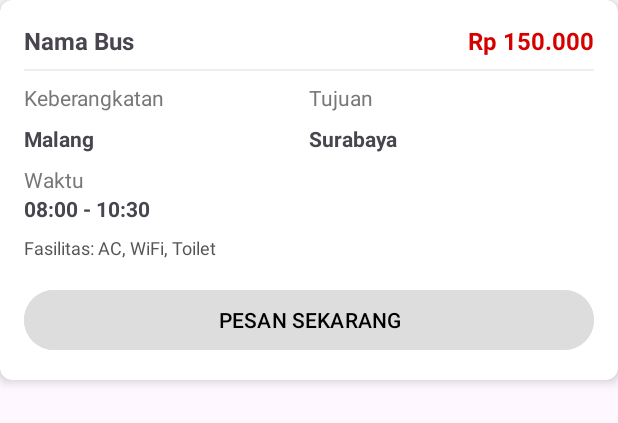
After one commit to AzrielEdbert/TISProject, an Android app: the layout tiket_card_item.xml on its own in the app's theme, with its tools: preview values and no code run, on a phone screen of 412 x 824 dp. The commit adds this screen. Shown: the top 423 px of the screen. Run offline under Robolectric (Android 15) with nearby library versions, the phone set to English and light mode, and no system bars.

Commit message:
aman pak

```diff
--- /dev/null
+++ b/app/src/main/res/layout/tiket_card_item.xml
@@ -0,0 +1,139 @@
+<?xml version="1.0" encoding="utf-8"?>
+<androidx.cardview.widget.CardView xmlns:android="http://schemas.android.com/apk/res/android"
+    xmlns:app="http://schemas.android.com/apk/res-auto"
+    android:layout_width="match_parent"
+    android:layout_height="wrap_content"
+    android:layout_marginBottom="16dp"
+    app:cardElevation="4dp"
+    app:cardCornerRadius="8dp">
+
+    <LinearLayout
+        android:layout_width="match_parent"
+        android:layout_height="wrap_content"
+        android:orientation="vertical"
+        android:padding="16dp">
+
+        <LinearLayout
+            android:layout_width="match_parent"
+            android:layout_height="wrap_content"
+            android:orientation="horizontal"
+            android:layout_marginBottom="8dp">
+
+            <TextView
+                android:id="@+id/tvNamaBus"
+                android:layout_width="0dp"
+                android:layout_height="wrap_content"
+                android:layout_weight="1"
+                android:text="Nama Bus"
+                android:textStyle="bold"
+                android:textSize="16sp"/>
+
+            <TextView
+                android:id="@+id/tvHarga"
+                android:layout_width="wrap_content"
+                android:layout_height="wrap_content"
+                android:text="Rp 150.000"
+                android:textColor="#D50000"
+                android:textStyle="bold"
+                android:textSize="16sp"/>
+        </LinearLayout>
+
+        <View
+            android:layout_width="match_parent"
+            android:layout_height="1dp"
+            android:background="#EEEEEE"
+            android:layout_marginBottom="8dp"/>
+
+        <LinearLayout
+            android:layout_width="match_parent"
+            android:layout_height="wrap_content"
+            android:orientation="horizontal"
+            android:layout_marginBottom="8dp">
+
+            <TextView
+                android:layout_width="0dp"
+                android:layout_height="wrap_content"
+                android:layout_weight="1"
+                android:text="Keberangkatan"
+                android:textColor="#777777"/>
+
+            <TextView
+                android:layout_width="0dp"
+                android:layout_height="wrap_content"
+                android:layout_weight="1"
+                android:text="Tujuan"
+                android:textColor="#777777"/>
+        </LinearLayout>
+
+        <LinearLayout
+            android:layout_width="match_parent"
+            android:layout_height="wrap_content"
+            android:orientation="horizontal"
+            android:layout_marginBottom="8dp">
+
+            <TextView
+                android:id="@+id/tvKeberangkatan"
+                android:layout_width="0dp"
+                android:layout_height="wrap_content"
+                android:layout_weight="1"
+                android:text="Malang"
+                android:textStyle="bold"/>
+
+            <TextView
+                android:id="@+id/tvTujuan"
+                android:layout_width="0dp"
+                android:layout_height="wrap_content"
+                android:layout_weight="1"
+                android:text="Surabaya"
+                android:textStyle="bold"/>
+        </LinearLayout>
+
+        <LinearLayout
+            android:layout_width="match_parent"
+            android:layout_height="wrap_content"
+            android:orientation="horizontal">
+
+            <TextView
+                android:layout_width="0dp"
+                android:layout_height="wrap_content"
+                android:layout_weight="1"
+                android:text="Waktu"
+                android:textColor="#777777"/>
+
+        </LinearLayout>
+
+        <LinearLayout
+            android:layout_width="match_parent"
+            android:layout_height="wrap_content"
+            android:orientation="horizontal">
+
+            <TextView
+                android:id="@+id/tvWaktu"
+                android:layout_width="0dp"
+                android:layout_height="wrap_content"
+                android:layout_weight="1"
+                android:text="08:00 - 10:30"
+                android:textStyle="bold"/>
+
+        </LinearLayout>
+
+        <TextView
+            android:id="@+id/tvFasilitas"
+            android:layout_width="match_parent"
+            android:layout_height="wrap_content"
+            android:layout_marginTop="8dp"
+            android:text="Fasilitas: AC, WiFi, Toilet"
+            android:textColor="#555555"
+            android:textSize="12sp"/>
+
+        <Button
+            android:id="@+id/btnPesan"
+            android:layout_width="match_parent"
+            android:layout_height="wrap_content"
+            android:layout_marginTop="16dp"
+            android:text="PESAN SEKARANG"
+            android:textAllCaps="true"
+            android:textColor="#000"
+            android:backgroundTint="#DDDDDD"/>
+    </LinearLayout>
+</androidx.cardview.widget.CardView>
```
Also changed, not shown: app/src/main/java/com/example/tisproject/MainActivity.kt (+49 -19 lines), app/src/main/res/layout/activity_main.xml (+24 -16 lines).
